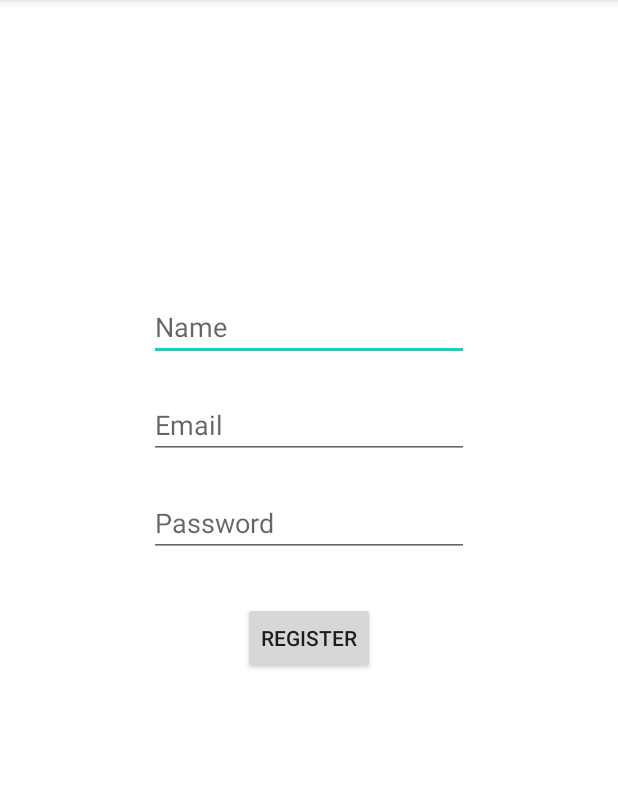
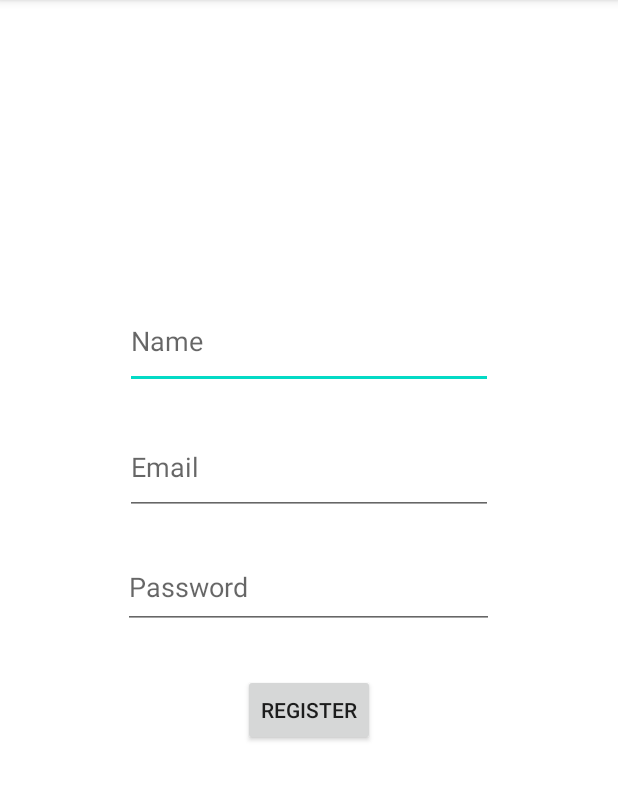
Before and after one commit to muhammadfiqiha/jmart-android, an Android app: the RegisterActivity screen opened directly, with no data from a screen before it, on a phone screen of 412 x 824 dp, the part 84-885 px from its top. Run offline under Robolectric (Android 15) with nearby library versions, the phone set to English and light mode, and no system bars.

Commit message:
CS - Modul 9 - Lab PK

```diff
--- a/app/build.gradle
+++ b/app/build.gradle
@@ -32,6 +32,8 @@ dependencies {
     implementation 'androidx.appcompat:appcompat:1.2.0'
     implementation 'com.google.android.material:material:1.3.0'
     implementation 'androidx.constraintlayout:constraintlayout:2.0.4'
+    implementation 'com.android.volley:volley:1.2.1'
+    implementation 'com.google.code.gson:gson:2.8.8'
     testImplementation 'junit:junit:4.+'
     androidTestImplementation 'androidx.test.ext:junit:1.1.2'
     androidTestImplementation 'androidx.test.espresso:espresso-core:3.3.0'
--- a/app/src/main/java/com/fiqihJmartPK/jmart_android/MainActivity.java
+++ b/app/src/main/java/com/fiqihJmartPK/jmart_android/MainActivity.java
@@ -3,6 +3,8 @@ package com.fiqihJmartPK.jmart_android;
 import androidx.appcompat.app.AppCompatActivity;
 
 import android.os.Bundle;
+import android.widget.LinearLayout;
+import android.widget.TextView;
 
 public class MainActivity extends AppCompatActivity {
 
@@ -10,5 +12,9 @@ public class MainActivity extends AppCompatActivity {
     protected void onCreate(Bundle savedInstanceState) {
         super.onCreate(savedInstanceState);
         setContentView(R.layout.activity_main);
+
+        LinearLayout layout1 = (LinearLayout) findViewById(R.id.layoutMain1);
+        TextView helloUser = (TextView) findViewById(R.id.textView);
+
     }
 }
--- a/app/src/main/java/com/fiqihJmartPK/jmart_android/RegisterActivity.java
+++ b/app/src/main/java/com/fiqihJmartPK/jmart_android/RegisterActivity.java
@@ -3,6 +3,7 @@ package com.fiqihJmartPK.jmart_android;
 import androidx.appcompat.app.AppCompatActivity;
 
 import android.os.Bundle;
+import android.widget.*;
 
 public class RegisterActivity extends AppCompatActivity {
 
@@ -10,5 +11,14 @@ public class RegisterActivity extends AppCompatActivity {
     protected void onCreate(Bundle savedInstanceState) {
         super.onCreate(savedInstanceState);
         setContentView(R.layout.activity_register);
+
+        LinearLayout layout1 = (LinearLayout)findViewById(R.id.layoutReg1);
+        LinearLayout layout2 = (LinearLayout)findViewById(R.id.layoutReg2);
+        LinearLayout layout3 = (LinearLayout)findViewById(R.id.layoutReg3);
+        LinearLayout layout4 = (LinearLayout)findViewById(R.id.layoutReg4);
+        Button regButton = (Button)findViewById(R.id.registerButton);
+        EditText edName = (EditText)findViewById(R.id.editTextTextPersonNameReg);
+        EditText edEmail = (EditText)findViewById(R.id.editTextTextEmailAddressReg);
+        EditText edPassword = (EditText)findViewById(R.id.editTextTextPasswordReg);
     }
 }
--- /dev/null
+++ b/app/src/main/java/com/fiqihJmartPK/jmart_android/model/Serializable.java
@@ -0,0 +1,5 @@
+package com.fiqihJmartPK.jmart_android.model;
+
+public class Serializable {
+    public final int id = -1;
+}
--- a/app/src/main/res/layout/activity_main.xml
+++ b/app/src/main/res/layout/activity_main.xml
@@ -8,6 +8,7 @@
     tools:context=".MainActivity">
 
     <LinearLayout
+        android:id="@+id/layoutMain1"
         android:layout_width="match_parent"
         android:layout_height="324dp"
         android:orientation="vertical"></LinearLayout>
@@ -18,7 +19,7 @@
         android:layout_height="wrap_content"
         android:layout_gravity="center"
         android:gravity="center"
-        android:text="Hello User!"
+        android:text="Hello user!"
         android:textColor="@color/black"
         android:textStyle="bold"
         android:textSize="40dp"
--- a/app/src/main/res/layout/activity_register.xml
+++ b/app/src/main/res/layout/activity_register.xml
@@ -8,54 +8,59 @@
     tools:context=".RegisterActivity">
 
     <LinearLayout
+        android:id="@+id/layoutReg1"
         android:layout_width="match_parent"
         android:layout_height="195dp"
         android:orientation="vertical"></LinearLayout>
 
 
     <EditText
-        android:id="@+id/editTextTextPersonName2"
-        android:layout_width="wrap_content"
-        android:layout_height="wrap_content"
+        android:id="@+id/editTextTextPersonNameReg"
+        android:layout_width="245dp"
+        android:layout_height="64dp"
         android:layout_gravity="center"
         android:ems="10"
-        android:inputType="textPersonName"
-        android:hint="Name" />
+        android:hint="Name"
+        android:inputType="textPersonName" />
 
     <LinearLayout
+        android:id="@+id/layoutReg2"
         android:layout_width="match_parent"
         android:layout_height="20dp"
         android:orientation="vertical"></LinearLayout>
 
     <EditText
-        android:id="@+id/editTextTextEmailAddress4"
-        android:layout_width="wrap_content"
-        android:layout_height="wrap_content"
+        android:id="@+id/editTextTextEmailAddressReg"
+        android:layout_width="245dp"
+        android:layout_height="64dp"
         android:layout_gravity="center"
         android:ems="10"
         android:hint="Email"
         android:inputType="textEmailAddress" />
 
     <LinearLayout
+        android:id="@+id/layoutReg3"
         android:layout_width="match_parent"
         android:layout_height="20dp"
         android:orientation="vertical"></LinearLayout>
 
     <EditText
-        android:id="@+id/editTextTextPassword"
-        android:layout_width="wrap_content"
-        android:layout_height="wrap_content"
+        android:id="@+id/editTextTextPasswordReg"
+        android:layout_width="247dp"
+        android:layout_height="56dp"
         android:layout_gravity="center"
         android:ems="10"
         android:hint="Password"
         android:inputType="textPassword" />
 
     <LinearLayout
+        android:id="@+id/layoutReg4"
         android:layout_width="match_parent"
         android:layout_height="30dp"
         android:orientation="vertical"></LinearLayout>
 
     <androidx.appcompat.widget.AppCompatButton
+        android:id="@+id/registerButton"
         android:layout_width="wrap_content"
         android:layout_height="wrap_content"
         android:layout_gravity="center"
--- a/build.gradle
+++ b/build.gradle
@@ -6,7 +6,6 @@ buildscript {
     }
     dependencies {
         classpath "com.android.tools.build:gradle:7.0.3"
-
         // NOTE: Do not place your application dependencies here; they belong
         // in the individual module build.gradle files
     }
```
Also changed, not shown: app/src/main/AndroidManifest.xml (+5 -2 lines), app/src/main/java/com/fiqihJmartPK/jmart_android/LoginActivity.java (+52 -0 lines), app/src/main/java/com/fiqihJmartPK/jmart_android/model/Account.java (added, +9 -0 lines), app/src/main/java/com/fiqihJmartPK/jmart_android/model/Store.java (added, +7 -0 lines), app/src/main/java/com/fiqihJmartPK/jmart_android/request/LoginRequest.java (added, +23 -0 lines), app/src/main/java/com/fiqihJmartPK/jmart_android/request/RegisterRequest.java (added, +24 -0 lines), app/src/main/java/com/fiqihJmartPK/jmart_android/request/RequestFactory.java (added, +42 -0 lines), app/src/main/res/layout/activity_login.xml (+9 -4 lines).
